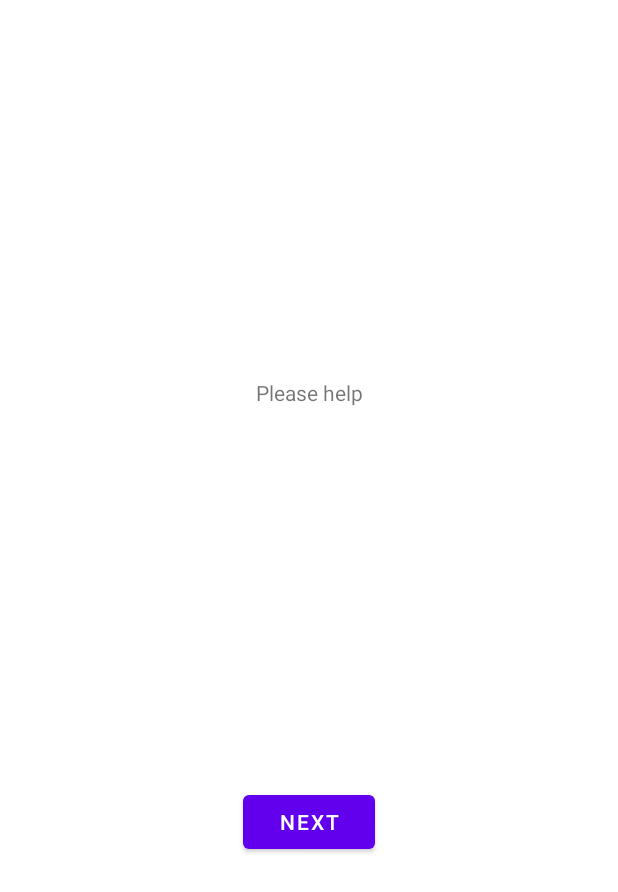
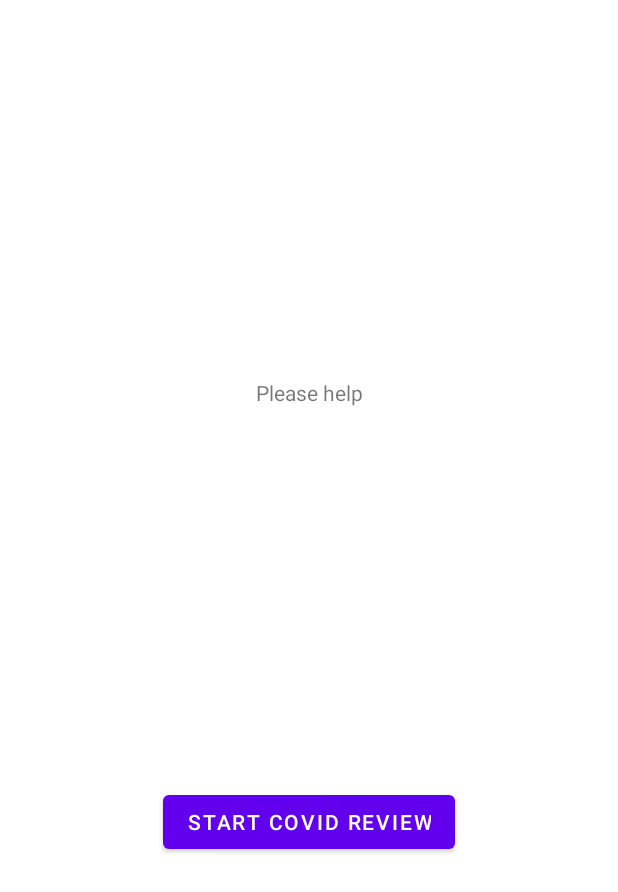
Before and after one commit to AndrewEisenhour/CodeAThonProject, an Android app: the layout fragment_first.xml on its own in the app's theme, with its tools: preview values and no code run, on a phone screen of 412 x 824 dp. Shown: the top 892 px of the screen. Run offline under Robolectric (Android 15) with nearby library versions, the phone set to English and light mode, and no system bars.

Commit message:
Moved some stuff around

```diff
--- a/app/src/main/res/layout/fragment_first.xml
+++ b/app/src/main/res/layout/fragment_first.xml
@@ -26,5 +26,6 @@
         app:layout_constraintBottom_toBottomOf="parent"
         app:layout_constraintEnd_toEndOf="parent"
         app:layout_constraintStart_toStartOf="parent"
-        app:layout_constraintTop_toBottomOf="@id/textview_first" />
+        app:layout_constraintTop_toBottomOf="@id/textview_first"
+        tools:text="Start COVID Review" />
 </androidx.constraintlayout.widget.ConstraintLayout>
--- a/app/src/main/res/layout/fragment_second.xml
+++ b/app/src/main/res/layout/fragment_second.xml
@@ -12,6 +12,7 @@
         android:layout_height="wrap_content"
         app:layout_constraintBottom_toTopOf="@id/button_second"
         app:layout_constraintEnd_toEndOf="parent"
+        app:layout_constraintHorizontal_bias="0.498"
         app:layout_constraintStart_toStartOf="parent"
         app:layout_constraintTop_toTopOf="parent" />
 
@@ -19,6 +20,7 @@
         android:id="@+id/button_second"
         android:layout_width="wrap_content"
         android:layout_height="wrap_content"
+        android:layout_marginTop="512dp"
         android:text="@string/previous"
         app:layout_constraintBottom_toBottomOf="parent"
         app:layout_constraintEnd_toEndOf="parent"
```
